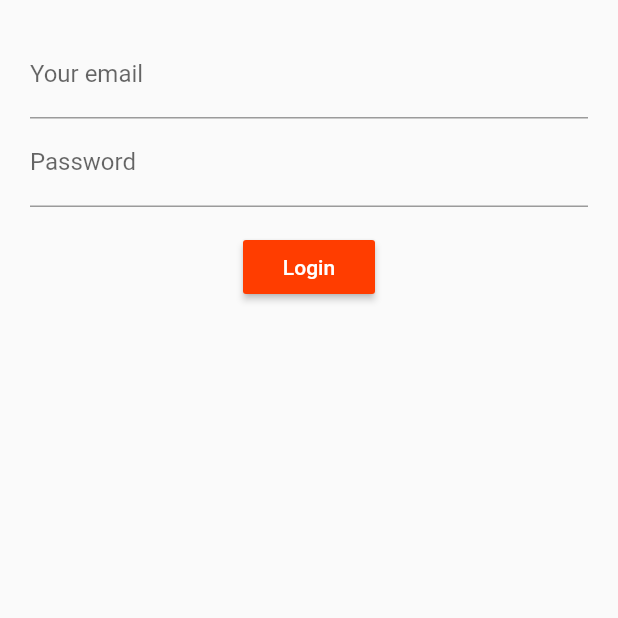
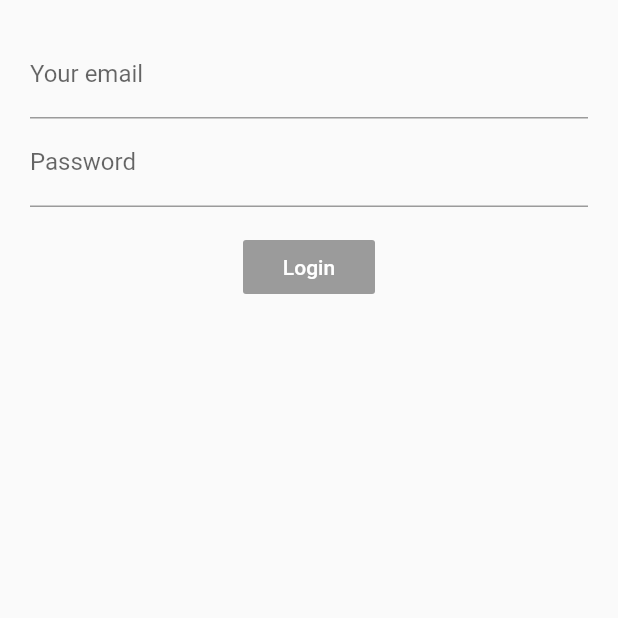
Before and after one commit to CyberGhost007/inputValidatorBloc, a Flutter app: the screen it shows after launch, on a phone screen of 412 x 824 dp, the top half of it. Run offline on Flutter 3.47's test engine with Material 2 defaults, Android fonts, the phone set to English and light mode, and no system bars; our stand-ins replace rxdart.

Commit message:
BLoC Pattern with Scoped Instance & RxDart

```diff
--- a/lib/src/app.dart
+++ b/lib/src/app.dart
@@ -1,13 +1,16 @@
 import 'package:flutter/material.dart';
 import 'package:login_bloc/src/screens/loginScreen.dart';
+import 'blocs/provider.dart';
 
 class App extends StatelessWidget {
   @override
   Widget build(BuildContext context) {
-    return MaterialApp(
-      title: 'Log me in BLoC',
-      home: Scaffold(
-        body: LoginScreen(),
+    return Provider(
+      child: MaterialApp(
+        title: 'Log me in BLoC',
+        home: Scaffold(
+          body: LoginScreen(),
+        ),
       ),
     );
   }
--- /dev/null
+++ b/lib/src/blocs/provider.dart
@@ -0,0 +1,15 @@
+import 'package:flutter/material.dart';
+import 'bloc.dart';
+
+class Provider extends InheritedWidget {
+  final bloc = Bloc();
+
+  Provider({Key key, Widget child}) : super(key: key, child: child);
+
+  static Bloc of(BuildContext context) {
+    return (context.inheritFromWidgetOfExactType(Provider) as Provider).bloc;
+  }
+
+  @override
+  bool updateShouldNotify(_) => true;
+}
--- a/lib/src/blocs/validators.dart
+++ b/lib/src/blocs/validators.dart
@@ -3,7 +3,7 @@ import 'dart:async';
 class Validators {
   final validateEmail = StreamTransformer<String, String>.fromHandlers(
     handleData: (email, sink) {
-      if (email.isNotEmpty ||
+      if (email.isNotEmpty &&
           RegExp(r"[a-z0-9!#$%&'*+/=?^_`{|}~-]+(?:\.[a-z0-9!#$%&'*+/=?^_`{|}~-]+)*@(?:[a-z0-9](?:[a-z0-9-]*[a-z0-9])?\.)+[a-z0-9](?:[a-z0-9-]*[a-z0-9])?")
               .hasMatch(email)) {
         sink.add(email);
--- a/lib/src/screens/loginScreen.dart
+++ b/lib/src/screens/loginScreen.dart
@@ -1,4 +1,5 @@
 import 'package:flutter/material.dart';
+import 'package:login_bloc/src/blocs/provider.dart';
 import '../blocs/bloc.dart';
 
 class LoginScreen extends StatelessWidget {
@@ -7,20 +8,22 @@ class LoginScreen extends StatelessWidget {
 
   @override
   Widget build(BuildContext context) {
+    final bloc = Provider.of(context);
+
     return Container(
       margin: EdgeInsets.all(20.0),
       child: Column(
         children: <Widget>[
-          emailField(),
-          passwordField(),
+          emailField(bloc),
+          passwordField(bloc),
           SizedBox(height: 16.0),
-          button(),
+          button(bloc),
         ],
       ),
     );
   }
 
-  Widget emailField() {
+  Widget emailField(Bloc bloc) {
     return StreamBuilder(
       stream: bloc.email,
       builder: (BuildContext context, AsyncSnapshot snapshot) {
@@ -46,7 +49,7 @@ class LoginScreen extends StatelessWidget {
     );
   }
 
-  Widget passwordField() {
+  Widget passwordField(Bloc bloc) {
     return StreamBuilder(
       stream: bloc.password,
       builder: (BuildContext context, AsyncSnapshot snapshot) {
@@ -68,12 +71,17 @@ class LoginScreen extends StatelessWidget {
     );
   }
 
-  Widget button() {
-    return RaisedButton(
-      onPressed: () {},
-      child: Text('Login'),
-      color: Colors.deepOrangeAccent[400],
-      textColor: Colors.white,
+  Widget button(Bloc bloc) {
+    return StreamBuilder(
+      stream: bloc.submitValid,
+      builder: (BuildContext context, AsyncSnapshot snapshot) {
+        return RaisedButton(
+          onPressed: !snapshot.hasData ? null : bloc.submit,
+          child: Text('Login'),
+          color: Colors.deepOrangeAccent[400],
+          textColor: Colors.white,
+        );
+      },
     );
   }
 }
--- a/pubspec.yaml
+++ b/pubspec.yaml
@@ -23,6 +23,7 @@ dependencies:
   # The following adds the Cupertino Icons font to your application.
   # Use with the CupertinoIcons class for iOS style icons.
   cupertino_icons: ^0.1.2
+  rxdart: ^0.21.0
 
 dev_dependencies:
   flutter_test:
```
Also changed, not shown: lib/src/blocs/bloc.dart (+29 -4 lines), pubspec.lock, 1 other file.
